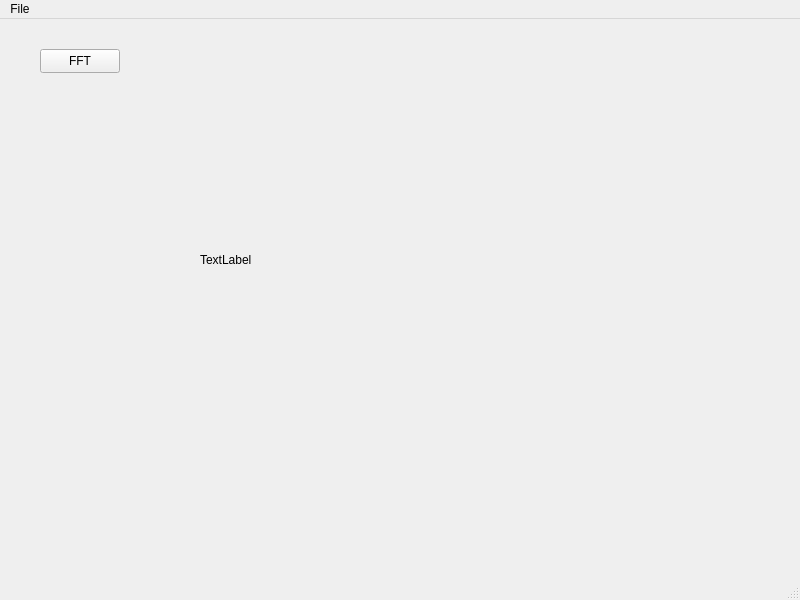
Old version of the form HW04/myui.ui in the repository WesleyCh3n/Img-Processing.
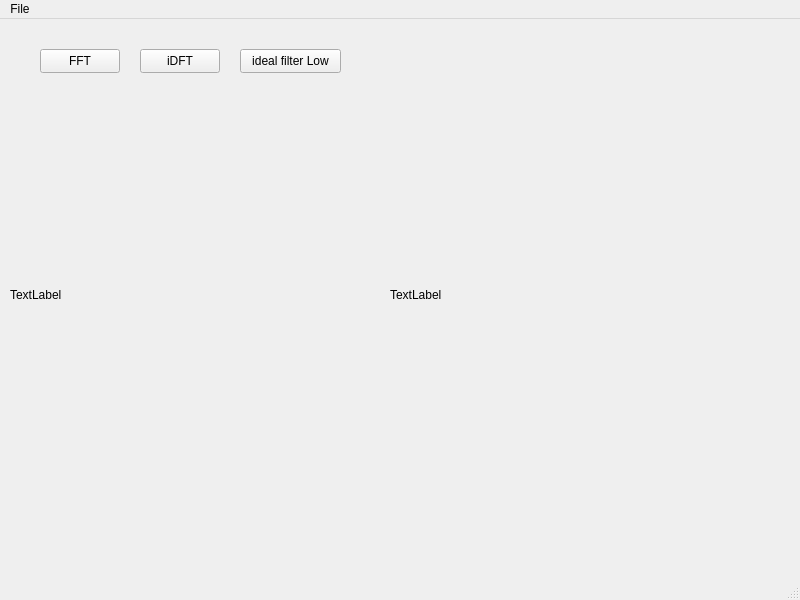
New version of the form.

Diff of the .ui file:
```diff
--- a/HW04/myui.ui
+++ b/HW04/myui.ui
@@ -30,16 +30,55 @@
    <widget class="QLabel" name="imgShowLb">
     <property name="geometry">
      <rect>
-      <x>200</x>
-      <y>40</y>
-      <width>441</width>
-      <height>401</height>
+      <x>390</x>
+      <y>110</y>
+      <width>351</width>
+      <height>331</height>
      </rect>
     </property>
     <property name="text">
      <string>TextLabel</string>
     </property>
    </widget>
+   <widget class="QLabel" name="inputLb">
+    <property name="geometry">
+     <rect>
+      <x>10</x>
+      <y>110</y>
+      <width>351</width>
+      <height>331</height>
+     </rect>
+    </property>
+    <property name="text">
+     <string>TextLabel</string>
+    </property>
+   </widget>
+   <widget class="QPushButton" name="idftBn">
+    <property name="geometry">
+     <rect>
+      <x>140</x>
+      <y>30</y>
+      <width>80</width>
+      <height>24</height>
+     </rect>
+    </property>
+    <property name="text">
+     <string>iDFT</string>
+    </property>
+   </widget>
+   <widget class="QPushButton" name="idLowBn">
+    <property name="geometry">
+     <rect>
+      <x>240</x>
+      <y>30</y>
+      <width>101</width>
+      <height>24</height>
+     </rect>
+    </property>
+    <property name="text">
+     <string>ideal filter Low</string>
+    </property>
+   </widget>
   </widget>
   <widget class="QMenuBar" name="menubar">
    <property name="geometry">
```
Left out of the diff: 2 changed lines with no effect on the pictures.
